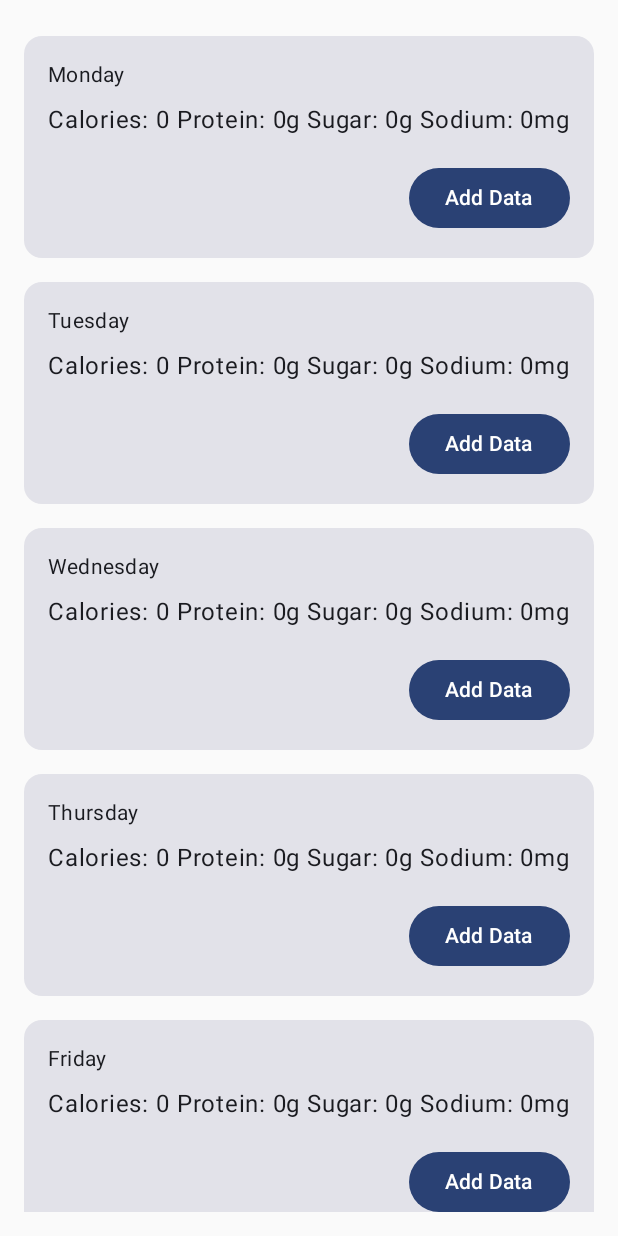
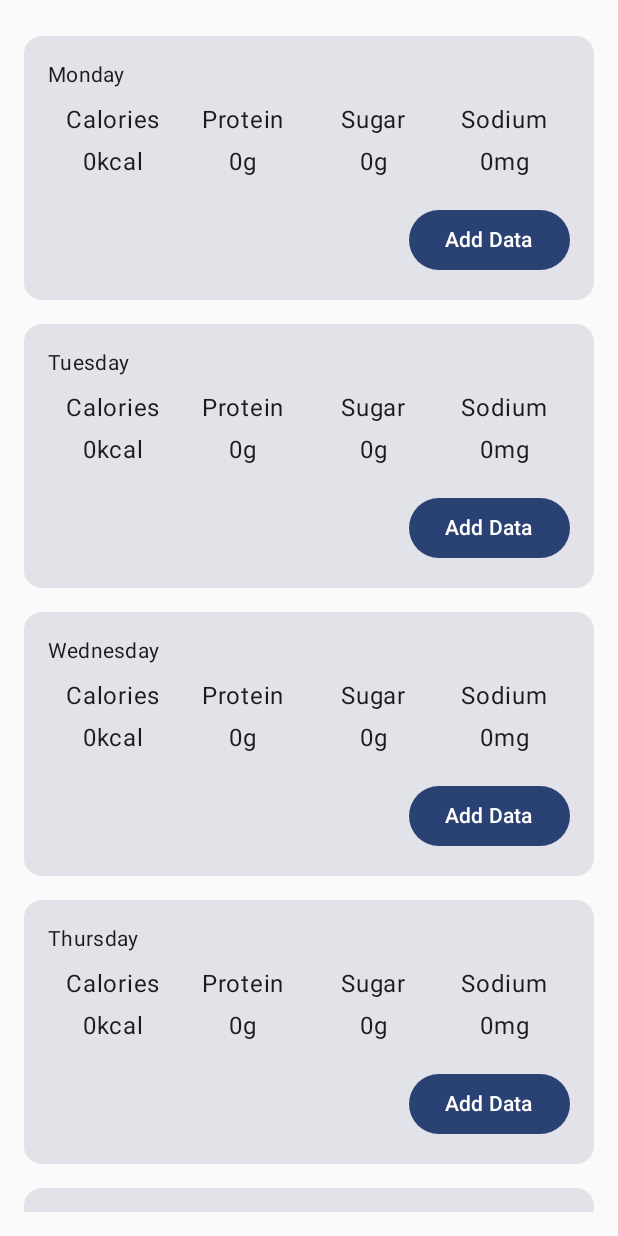
Before and after one commit to yjk01/MacroTrack, an Android app built with Jetpack Compose: the screen it shows after launch (MainActivity), on a phone screen of 412 x 824 dp. Run offline under Robolectric (Android 15) with nearby library versions, the phone set to English and light mode, and no system bars.

Commit message:
adjusted layout of card

```diff
--- a/app/src/main/java/com/example/macrotrack/MainActivity.kt
+++ b/app/src/main/java/com/example/macrotrack/MainActivity.kt
@@ -108,10 +108,45 @@ fun DayCard(day: String, nutritionData: NutritionData, onAddDataClick: () -> Uni
                 modifier = Modifier.fillMaxWidth(),
                 horizontalArrangement = Arrangement.SpaceBetween
             ) {
-                Text("Calories: ${nutritionData.calories}")
-                Text("Protein: ${nutritionData.protein}g")
-                Text("Sugar: ${nutritionData.sugar}g")
-                Text("Sodium: ${nutritionData.sodium}mg")
+                // Column for Calories
+                Column(
+                    horizontalAlignment = Alignment.CenterHorizontally,
+                    modifier = Modifier.weight(1f) // Equal weight for each column
+                ) {
+                    Text(text = "Calories")
+                    Spacer(modifier = Modifier.height(4.dp))
+                    Text(text = "${nutritionData.calories}kcal")
+                }
+
+                // Column for Protein
+                Column(
+                    horizontalAlignment = Alignment.CenterHorizontally,
+                    modifier = Modifier.weight(1f)
+                ) {
+                    Text(text = "Protein")
+                    Spacer(modifier = Modifier.height(4.dp))
+                    Text(text = "${nutritionData.protein}g")
+                }
+
+                // Column for Sugar
+                Column(
+                    horizontalAlignment = Alignment.CenterHorizontally,
+                    modifier = Modifier.weight(1f)
+                ) {
+                    Text(text = "Sugar")
+                    Spacer(modifier = Modifier.height(4.dp))
+                    Text(text = "${nutritionData.sugar}g")
+                }
+
+                // Column for Sodium
+                Column(
+                    horizontalAlignment = Alignment.CenterHorizontally,
+                    modifier = Modifier.weight(1f)
+                ) {
+                    Text(text = "Sodium")
+                    Spacer(modifier = Modifier.height(4.dp))
+                    Text(text = "${nutritionData.sodium}mg")
+                }
             }
 
             Spacer(modifier = Modifier.height(16.dp))
@@ -141,7 +176,7 @@ fun AddDataDialog(onDismiss: () -> Unit, onSave: (Int, Int, Int, Int) -> Unit) {
                 TextField(
                     value = calories,
                     onValueChange = { calories = it },
-                    label = { Text("Calories") },
+                    label = { Text("Calories (kcal)") },
                     keyboardOptions = KeyboardOptions(keyboardType = KeyboardType.Number)
                 )
                 TextField(
```
